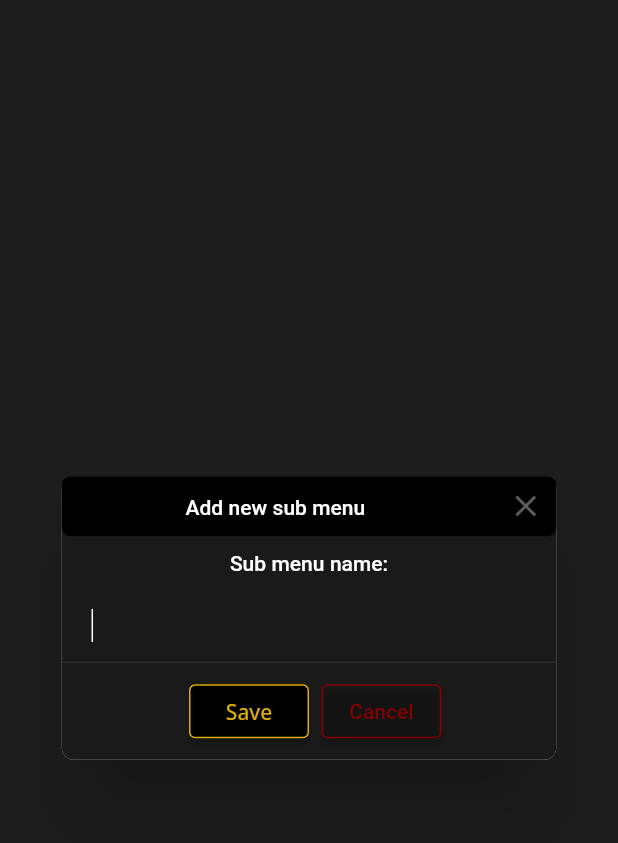
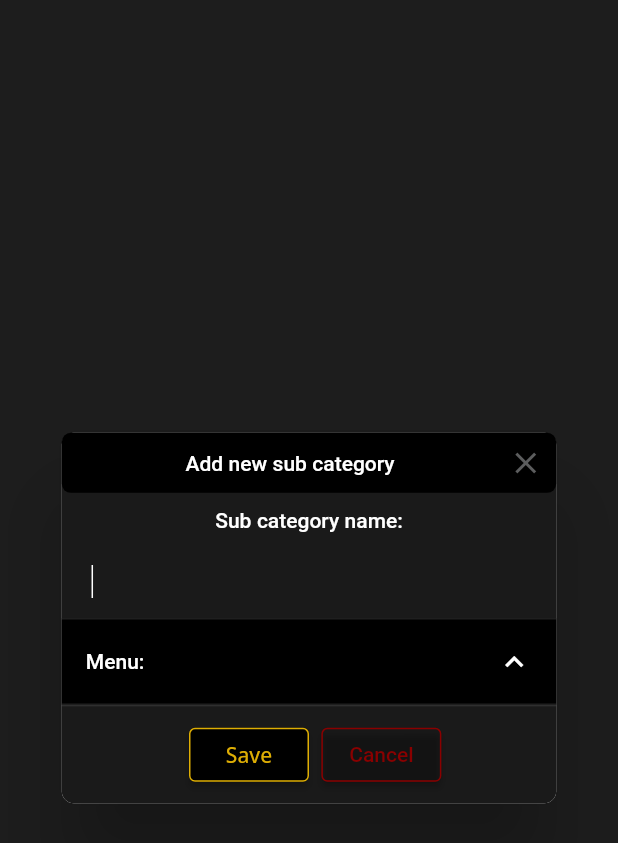
Before and after one commit to Alfredcelorio/Mynuuappflutter, a Flutter app: the AddOrUpdateCategoryDialog widget shown alone on an empty page, opened directly, on a phone screen of 412 x 824 dp. Shown: the top 843 px of the screen. Run offline on Flutter 3.47's test engine with Material 2 defaults, Android fonts, the phone set to English and light mode, and no system bars; our stand-ins replace blur, cached_network_image, card_swiper, carousel_slider, cloud_firestore, firebase_auth and 21 more; missing offline and left inert: firebase_phone_auth_handler, flutter_facebook_auth, flutter_session_manager; accounts and stored records are empty.

Commit message:
BV: subiendo cambios nuevos

```diff
--- a/lib/common/models/menu.dart
+++ b/lib/common/models/menu.dart
@@ -6,18 +6,23 @@ class Menu implements MynuuModel {
   final String id;
   final String name;
   final String restaurantId;
+  final int position;
+  final bool status;
 
-  Menu({
-    required this.id,
-    required this.name,
-    required this.restaurantId,
-  });
+  Menu(
+      {required this.id,
+      required this.name,
+      required this.restaurantId,
+      this.position = 0,
+      this.status = true});
 
   @override
   Map<String, dynamic> toMap() {
     return {
       'name': name,
       'restaurantId': restaurantId,
+      'position': position,
+      'status': status
     };
   }
 
--- a/lib/menu_management/components/add_category_dialog.dart
+++ b/lib/menu_management/components/add_category_dialog.dart
@@ -58,7 +58,7 @@ class _AddOrUpdateCategoryDialogState extends State<AddOrUpdateCategoryDialog> {
                 mainAxisAlignment: MainAxisAlignment.center,
                 children: [
                   Text(
-                    "Sub menu name:",
+                    "Sub category name:",
                     style: TextStyle(
                       fontFamily: fontFamily,
                       color: Colors.white,
@@ -82,7 +82,8 @@ class _AddOrUpdateCategoryDialogState extends State<AddOrUpdateCategoryDialog> {
                 decoration: const InputDecoration(border: InputBorder.none),
               ),
             ),
-            if (widget.category != null) buildMenuGroupPicker(),
+            // if (widget.category != null)
+            buildMenuGroupPicker(),
             const Divider(
               height: 1,
             ),
@@ -119,7 +120,9 @@ class _AddOrUpdateCategoryDialogState extends State<AddOrUpdateCategoryDialog> {
               final data = snapshot.data;
               if (data == null) {
                 return const Center(
-                  child: CircularProgressIndicator(),
+                  child: CircularProgressIndicator(
+                    color: mynuuPrimary,
+                  ),
                 );
               }
               return Column(
@@ -181,7 +184,7 @@ class _AddOrUpdateCategoryDialogState extends State<AddOrUpdateCategoryDialog> {
           Padding(
             padding: EdgeInsets.only(left: 20.w),
             child: Text(
-              "Add new sub menu",
+              "Add new sub category",
               style: TextStyle(
                 fontFamily: fontFamily,
                 color: Colors.white,
```
